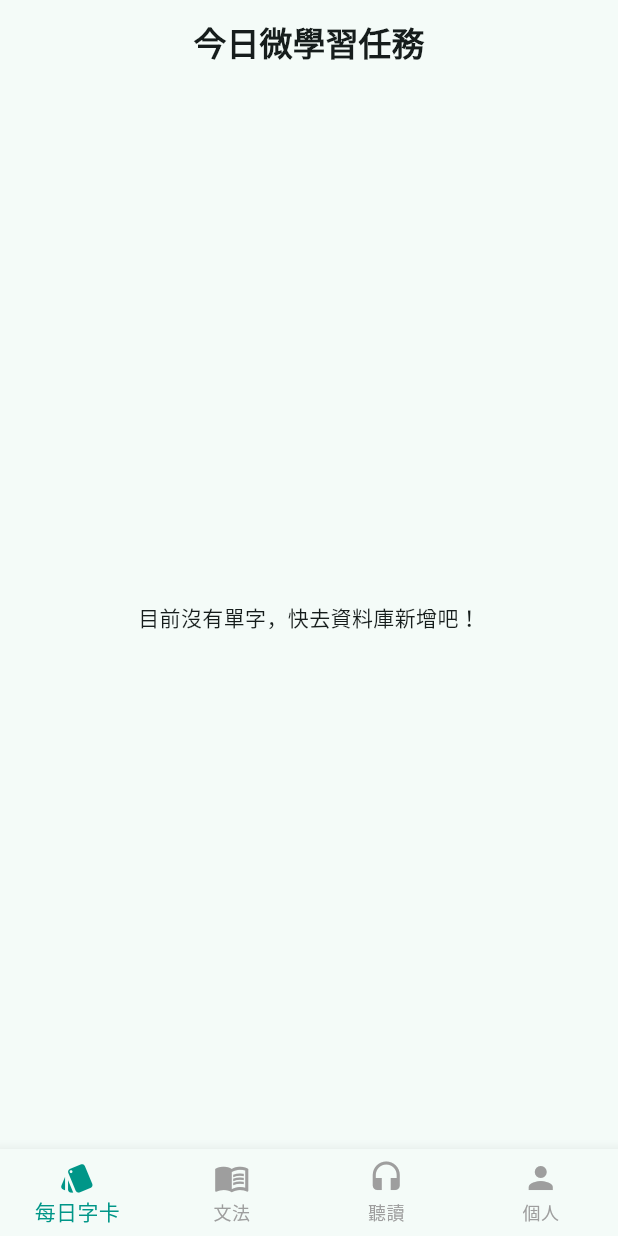
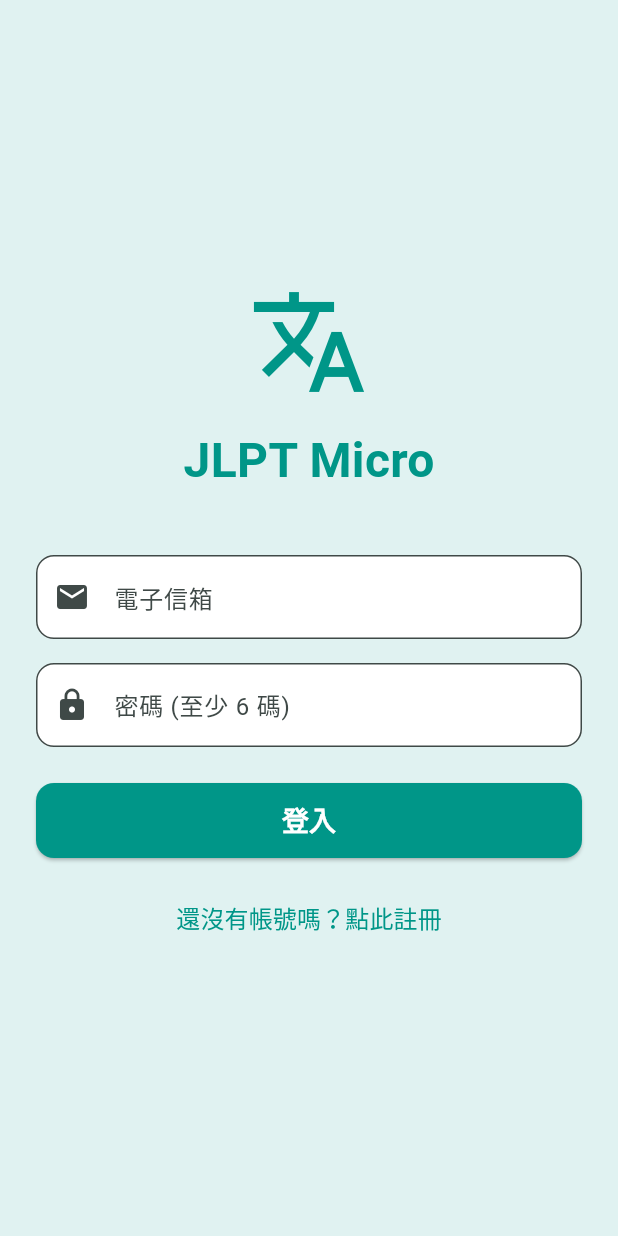
Before and after one commit to BlankTsai/jlpt_micro, a Flutter app: the screen it shows after launch, after a tap on "跳過", on a phone screen of 412 x 824 dp. Run offline on Flutter 3.47's test engine with Material 3 defaults, Android fonts, the phone set to English and light mode, and no system bars; our stand-ins replace flutter_card_swiper, flutter_tts, introduction_screen, shared_preferences, supabase_flutter; accounts and stored records are empty; network calls fail.

Commit message:
let words become a instant database setting and complete a basic log in setting

```diff
--- /dev/null
+++ b/lib/screens/auth/login_screen.dart
@@ -0,0 +1,179 @@
+// lib/screens/auth/login_screen.dart
+
+import 'package:flutter/material.dart';
+import 'package:supabase_flutter/supabase_flutter.dart';
+import '../main_layout.dart';
+
+class LoginScreen extends StatefulWidget {
+  const LoginScreen({super.key});
+
+  @override
+  State<LoginScreen> createState() => _LoginScreenState();
+}
+
+class _LoginScreenState extends State<LoginScreen> {
+  // 控制器：用來讀取使用者輸入的信箱與密碼
+  final _emailController = TextEditingController();
+  final _passwordController = TextEditingController();
+
+  bool _isLoading = false; // 載入狀態
+  bool _isLogin = true; // 目前是「登入模式」還是「註冊模式」
+
+  // 核心邏輯：向 Supabase 發送認證請求
+  Future<void> _authenticate() async {
+    setState(() => _isLoading = true);
+
+    try {
+      final email = _emailController.text.trim();
+      final password = _passwordController.text.trim();
+
+      if (_isLogin) {
+        // 登入
+        await Supabase.instance.client.auth.signInWithPassword(
+          email: email,
+          password: password,
+        );
+      } else {
+        // 註冊
+        await Supabase.instance.client.auth.signUp(
+          email: email,
+          password: password,
+        );
+      }
+
+      // 成功後，跳轉到 App 主畫面 (防呆：檢查畫面是否還在)
+      if (mounted) {
+        Navigator.of(context).pushReplacement(
+          MaterialPageRoute(builder: (_) => const MainLayout()),
+        );
+      }
+    } on AuthException catch (e) {
+      // 捕捉 Supabase 的認證錯誤 (例如密碼太短、帳號已存在)
+      if (mounted) {
+        ScaffoldMessenger.of(context).showSnackBar(
+          SnackBar(
+            content: Text('發生錯誤: ${e.message}'),
+            backgroundColor: Colors.red,
+          ),
+        );
+      }
+    } catch (e) {
+      if (mounted) {
+        ScaffoldMessenger.of(context).showSnackBar(
+          const SnackBar(content: Text('發生未知的錯誤'), backgroundColor: Colors.red),
+        );
+      }
+    } finally {
+      if (mounted) {
+        setState(() => _isLoading = false);
+      }
+    }
+  }
+
+  // 記得釋放控制器資源
+  @override
+  void dispose() {
+    _emailController.dispose();
+    _passwordController.dispose();
+    super.dispose();
+  }
+
+  @override
+  Widget build(BuildContext context) {
+    return Scaffold(
+      backgroundColor: Colors.teal.shade50,
+      body: Center(
+        child: SingleChildScrollView(
+          padding: const EdgeInsets.all(24.0),
+          child: Column(
+            mainAxisAlignment: MainAxisAlignment.center,
+            children: [
+              const Icon(Icons.translate, size: 80, color: Colors.teal),
+              const SizedBox(height: 16),
+              const Text(
+                'JLPT Micro',
+                style: TextStyle(
+                  fontSize: 32,
+                  fontWeight: FontWeight.bold,
+                  color: Colors.teal,
+                ),
+              ),
+              const SizedBox(height: 40),
+
+              // 信箱輸入框
+              TextField(
+                controller: _emailController,
+                keyboardType: TextInputType.emailAddress,
+                decoration: InputDecoration(
+                  labelText: '電子信箱',
+                  prefixIcon: const Icon(Icons.email),
+                  border: OutlineInputBorder(
+                    borderRadius: BorderRadius.circular(12),
+                  ),
+                  filled: true,
+                  fillColor: Colors.white,
+                ),
+              ),
+              const SizedBox(height: 16),
+
+              // 密碼輸入框
+              TextField(
+                controller: _passwordController,
+                obscureText: true, // 密碼遮蔽
+                decoration: InputDecoration(
+                  labelText: '密碼 (至少 6 碼)',
+                  prefixIcon: const Icon(Icons.lock),
+                  border: OutlineInputBorder(
+                    borderRadius: BorderRadius.circular(12),
+                  ),
+                  filled: true,
+                  fillColor: Colors.white,
+                ),
+              ),
+              const SizedBox(height: 24),
+
+              // 登入/註冊大按鈕
+              SizedBox(
+                width: double.infinity,
+                height: 50,
+                child: ElevatedButton(
+                  style: ElevatedButton.styleFrom(
+                    backgroundColor: Colors.teal,
+                    foregroundColor: Colors.white,
+                    shape: RoundedRectangleBorder(
+                      borderRadius: BorderRadius.circular(12),
+                    ),
+                  ),
+                  onPressed: _isLoading ? null : _authenticate,
+                  child: _isLoading
+                      ? const CircularProgressIndicator(color: Colors.white)
+                      : Text(
+                          _isLogin ? '登入' : '註冊帳號',
+                          style: const TextStyle(
+                            fontSize: 18,
+                            fontWeight: FontWeight.bold,
+                          ),
+                        ),
+                ),
+              ),
+              const SizedBox(height: 16),
+
+              // 切換模式的文字按鈕
+              TextButton(
+                onPressed: () {
+                  setState(() {
+                    _isLogin = !_isLogin; // 切換狀態
+                  });
+                },
+                child: Text(
+                  _isLogin ? '還沒有帳號嗎？點此註冊' : '已經有帳號了？點此登入',
+                  style: const TextStyle(color: Colors.teal, fontSize: 16),
+                ),
+              ),
+            ],
+          ),
+        ),
+      ),
+    );
+  }
+}
--- a/lib/screens/home/swipe_screen.dart
+++ b/lib/screens/home/swipe_screen.dart
@@ -1,6 +1,8 @@
+// lib/screens/swipe/swipe_screen.dart
+
 import 'package:flutter/material.dart';
 import 'package:flutter_card_swiper/flutter_card_swiper.dart';
-import 'package:supabase_flutter/supabase_flutter.dart'; // 引入套件
+import 'package:supabase_flutter/supabase_flutter.dart';
 import '../../models/word_card.dart';
 
 class SwipeScreen extends StatefulWidget {
@@ -13,39 +15,19 @@ class SwipeScreen extends StatefulWidget {
 class _SwipeScreenState extends State<SwipeScreen> {
   final CardSwiperController controller = CardSwiperController();
 
-  // 用來存放從雲端抓下來的單字
-  List<WordCard> _flashcards = [];
-  bool _isLoading = true; // 載入狀態
+  // 建立 Supabase 的即時資料流 (Stream)
+  // 記得確保你的 Supabase 資料表 'words' 已經開啟了 Realtime 功能
+  final Stream<List<Map<String, dynamic>>> _wordsStream = Supabase
+      .instance
+      .client
+      .from('words')
+      .stream(primaryKey: ['id'])
+      .order('id', ascending: false); // 讓最新的單字排在最前面
 
   @override
-  void initState() {
-    super.initState();
-    _fetchWords(); // 畫面一初始化就去抓資料
-  }
-
-  // 從 Supabase 抓取資料的非同步函式
-  Future<void> _fetchWords() async {
-    try {
-      final data = await Supabase.instance.client
-          .from('words')
-          .select(); // 相當於 SELECT * FROM words
-
-      final List<WordCard> loadedWords = (data as List).map((json) {
-        return WordCard(
-          word: json['word'],
-          reading: json['reading'],
-          meaning: json['meaning'],
-        );
-      }).toList();
-
-      setState(() {
-        _flashcards = loadedWords;
-        _isLoading = false;
-      });
-    } catch (e) {
-      debugPrint('抓取資料失敗: $e');
-      setState(() => _isLoading = false);
-    }
+  void dispose() {
+    controller.dispose();
+    super.dispose();
   }
 
   @override
@@ -58,11 +40,42 @@ class _SwipeScreenState extends State<SwipeScreen> {
         ),
         centerTitle: true,
       ),
-      body: _isLoading
-          ? const Center(child: CircularProgressIndicator()) // 載入中顯示轉圈圈
-          : _flashcards.isEmpty
-          ? const Center(child: Text('目前沒有單字，快去資料庫新增吧！'))
-          : SafeArea(
+      // 💡 核心魔法：使用 StreamBuilder 自動監聽資料庫變化
+      body: StreamBuilder<List<Map<String, dynamic>>>(
+        stream: _wordsStream,
+        builder: (context, snapshot) {
+          // 狀態 1：正在連線或等待資料
+          if (snapshot.connectionState == ConnectionState.waiting) {
+            return const Center(child: CircularProgressIndicator());
+          }
+
+          // 狀態 2：連線發生錯誤
+          if (snapshot.hasError) {
+            return Center(child: Text('發生錯誤：${snapshot.error}'));
+          }
+
+          // 狀態 3：沒有資料 (使用者剛註冊，還沒加單字)
+          if (!snapshot.hasData || snapshot.data!.isEmpty) {
+            return const Center(
+              child: Text(
+                '字卡庫空空如也 🍃\n快去「時事聽讀」把單字加進來吧！',
+                textAlign: TextAlign.center,
+                style: TextStyle(fontSize: 16, color: Colors.grey),
+              ),
+            );
+          }
+
+          // 狀態 4：成功取得資料！將資料轉換為 WordCard 模型
+          final List<WordCard> flashcards = snapshot.data!.map((json) {
+            return WordCard(
+              word: json['word'] ?? '',
+              reading: json['reading'] ?? '',
+              meaning: json['meaning'] ?? '',
+            );
+          }).toList();
+
+          // 渲染滑動字卡 UI
+          return SafeArea(
             child: Column(
               children: [
                 const SizedBox(height: 20),
@@ -73,27 +86,28 @@ class _SwipeScreenState extends State<SwipeScreen> {
                 Expanded(
                   child: CardSwiper(
                     controller: controller,
-                      cardsCount: _flashcards.length,
+                    cardsCount: flashcards.length,
                     onSwipe: _onSwipe,
                     allowedSwipeDirection:
-                          const AllowedSwipeDirection.symmetric(
-                            horizontal: true,
-                          ),
-                      numberOfCardsDisplayed: _flashcards.length >= 3
+                        const AllowedSwipeDirection.symmetric(horizontal: true),
+                    // 如果單字大於等於 3 個就顯示 3 張疊加效果，否則有幾張顯示幾張
+                    numberOfCardsDisplayed: flashcards.length >= 3
                         ? 3
-                          : _flashcards.length,
+                        : flashcards.length,
                     padding: const EdgeInsets.all(24.0),
-                      cardBuilder: (context, index, _, _) =>
-                          _buildCard(_flashcards[index]),
+                    cardBuilder: (context, index, _, __) =>
+                        _buildCard(flashcards[index]),
                   ),
                 ),
               ],
             ),
+          );
+        },
       ),
     );
   }
 
-  // ... (保留原本的 _buildCard 與 _onSwipe 函式內容)
+  // 繪製單張字卡的 UI (保持你原本帥氣的設計)
   Widget _buildCard(WordCard card) {
     return Container(
       decoration: BoxDecoration(
@@ -145,11 +159,16 @@ class _SwipeScreenState extends State<SwipeScreen> {
     );
   }
 
+  // 處理滑動邏輯
   bool _onSwipe(
     int previousIndex,
     int? currentIndex,
     CardSwiperDirection direction,
   ) {
+    // 之後可以在這裡加入演算法，例如：
+    // 如果是往右滑 (direction == CardSwiperDirection.right)，就把這張卡的「熟悉度」加一並回傳資料庫
+    // 如果是往左滑，就降低熟悉度
+    debugPrint('滑動了第 $previousIndex 張卡片，方向: $direction');
     return true;
   }
 }
--- a/lib/screens/onboarding/onboarding_screen.dart
+++ b/lib/screens/onboarding/onboarding_screen.dart
@@ -4,6 +4,7 @@ import 'package:flutter/material.dart';
 import 'package:introduction_screen/introduction_screen.dart';
 import 'package:shared_preferences/shared_preferences.dart';
 import '../main_layout.dart';
+import '../auth/login_screen.dart';
 
 class OnboardingScreen extends StatefulWidget {
   const OnboardingScreen({super.key});
@@ -27,7 +28,7 @@ class _OnboardingScreenState extends State<OnboardingScreen> {
     if (!mounted) return;
     Navigator.of(
       context,
-    ).pushReplacement(MaterialPageRoute(builder: (_) => const MainLayout()));
+    ).pushReplacement(MaterialPageRoute(builder: (_) => const LoginScreen()));
   }
 
   @override
--- a/lib/screens/splash/splash_screen.dart
+++ b/lib/screens/splash/splash_screen.dart
@@ -4,6 +4,8 @@ import 'package:flutter/material.dart';
 import 'package:shared_preferences/shared_preferences.dart';
 import '../main_layout.dart';
 import '../onboarding/onboarding_screen.dart';
+import 'package:supabase_flutter/supabase_flutter.dart';
+import '../auth/login_screen.dart';
 
 class SplashScreen extends StatefulWidget {
   const SplashScreen({super.key});
@@ -22,25 +24,31 @@ class _SplashScreenState extends State<SplashScreen> {
   // 檢查是否為初次使用
   Future<void> _checkFirstTime() async {
     final prefs = await SharedPreferences.getInstance();
-    // 取得標記，如果沒有值 (null) 代表是第一次開啟，預設為 true
     final isFirstTime = prefs.getBool('isFirstTime') ?? true;
 
-    // 稍微延遲一下，讓使用者看到啟動畫面 (可選)
     await Future.delayed(const Duration(milliseconds: 1500));
-
-    // 因為 Widget 可能已經不在畫面上，需檢查 mounted
     if (!mounted) return;
 
     if (isFirstTime) {
-      // 是第一次，去引導頁 (使用 pushReplacement 避免使用者按返回鍵回到這裡)
+      // 第一次來，先去看引導動畫
       Navigator.of(context).pushReplacement(
         MaterialPageRoute(builder: (context) => const OnboardingScreen()),
       );
     } else {
-      // 不是第一次，直接去主畫面
-      Navigator.of(context).pushReplacement(
-        MaterialPageRoute(builder: (context) => const MainLayout()),
-      );
+      // 不是第一次來，檢查是否有登入的 Session
+      final session = Supabase.instance.client.auth.currentSession;
+
+      if (session != null) {
+        // 有登入紀錄，直接進主畫面！
+        Navigator.of(context).pushReplacement(
+          MaterialPageRoute(builder: (context) => const MainLayout()),
+        );
+      } else {
+        // 沒登入紀錄，踢去登入畫面！
+        Navigator.of(context).pushReplacement(
+          MaterialPageRoute(builder: (context) => const LoginScreen()),
+        );
+      }
     }
   }
 
```
Also changed, not shown: lib/screens/reading/reading_screen.dart (+49 -6 lines), 1 other file. Lines whose indentation alone changed are shown as unchanged.
